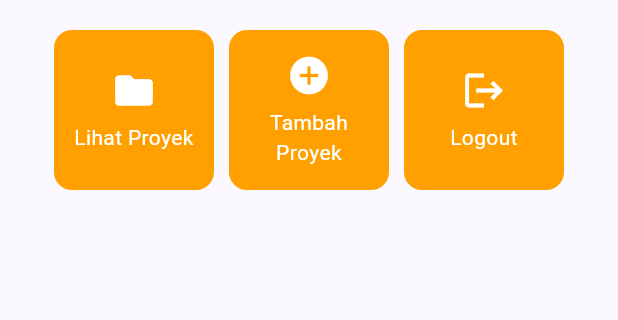
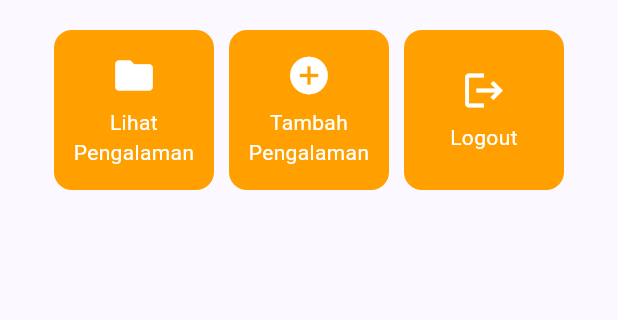
Before and after one commit to Rapcuyyy/myportofolio_mobile, a Flutter app: the screen it shows after launch, on a phone screen of 412 x 824 dp, the part 357-677 px from its top. Run offline on Flutter 3.47's test engine with Material 3 defaults, Android fonts, the phone set to English and light mode, and no system bars.

Commit message:
Update menu items to reflect experience-related actions

```diff
--- a/lib/menu.dart
+++ b/lib/menu.dart
@@ -18,8 +18,8 @@ class MyHomePage extends StatelessWidget {
   final String kelas = "PBP F";
 
   final List<ItemHomepage> items = [
-    ItemHomepage("Lihat Proyek", Icons.folder),
-    ItemHomepage("Tambah Proyek", Icons.add_circle),
+    ItemHomepage("Lihat Pengalaman", Icons.folder),
+    ItemHomepage("Tambah Pengalaman", Icons.add_circle),
     ItemHomepage("Logout", Icons.logout),
   ];
 
```
